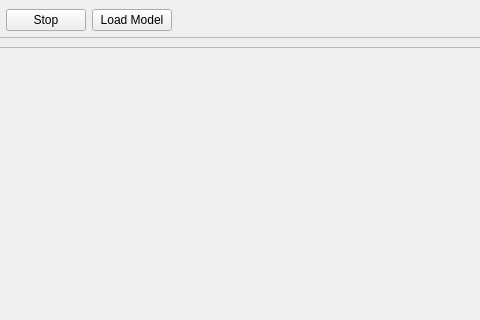
First picture: the form in mainwindow.ui, repository Tik-tak753/dd, before the edit; both pictures show x 261 to 741 and y 0 to 320 of the 1000 by 700 pixel window.
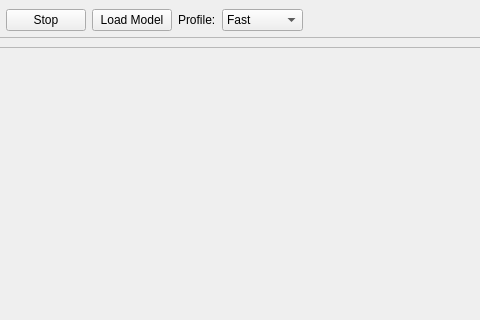
Second picture: the form after the edit.

Commit message: Add selectable video inference performance profiles

The edit to the form file:
```diff
--- a/mainwindow.ui
+++ b/mainwindow.ui
@@ -52,6 +52,32 @@
         </property>
        </widget>
       </item>
+      <item>
+       <widget class="QLabel" name="performanceProfileLabel">
+        <property name="text">
+         <string>Profile:</string>
+        </property>
+       </widget>
+      </item>
+      <item>
+       <widget class="QComboBox" name="performanceProfileComboBox">
+        <item>
+         <property name="text">
+          <string>Fast</string>
+         </property>
+        </item>
+        <item>
+         <property name="text">
+          <string>Balanced</string>
+         </property>
+        </item>
+        <item>
+         <property name="text">
+          <string>Accurate</string>
+         </property>
+        </item>
+       </widget>
+      </item>
       <item>
        <spacer name="horizontalSpacer">
         <property name="orientation">
```
The commit also changes 4 other files.
